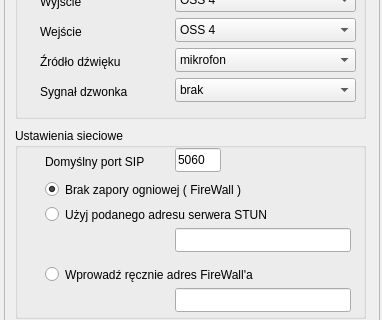
Before: the Qt Designer form src/dsipcom.ui in dmilith/dsipcom, drawn with Qt 5; both pictures show x 0 to 382 and y 174 to 494 of the 382 by 860 pixel window.
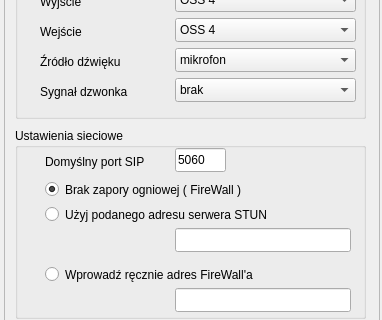
After: the same form once the commit is applied. Icons and pictures are not drawn.

Patch:
```diff
--- a/src/dsipcom.ui
+++ b/src/dsipcom.ui
@@ -1058,7 +1058,7 @@
         <rect>
          <x>160</x>
          <y>20</y>
-         <width>46</width>
+         <width>51</width>
          <height>24</height>
         </rect>
        </property>
```
